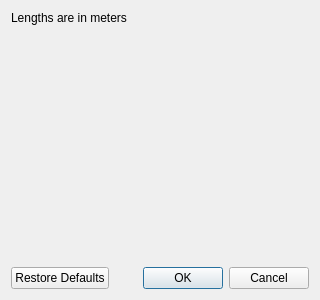
First picture: the form in src/bemfmm/gui/coil_params.ui, repository BEM-FMM-Team/bem-fmm-python, before the edit.
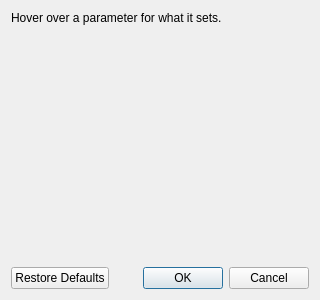
Second picture: the form after the edit.

Commit message: feat: plain labels for coil parameters and exported fields

What changed in the file:
```diff
--- a/src/bemfmm/gui/coil_params.ui
+++ b/src/bemfmm/gui/coil_params.ui
@@ -17,7 +17,7 @@
    <item>
     <widget class="QLabel" name="description">
      <property name="text">
-      <string>Lengths are in meters</string>
+      <string>Hover over a parameter for what it sets.</string>
      </property>
      <property name="wordWrap">
       <bool>true</bool>
```
The commit also changes 12 other files.
